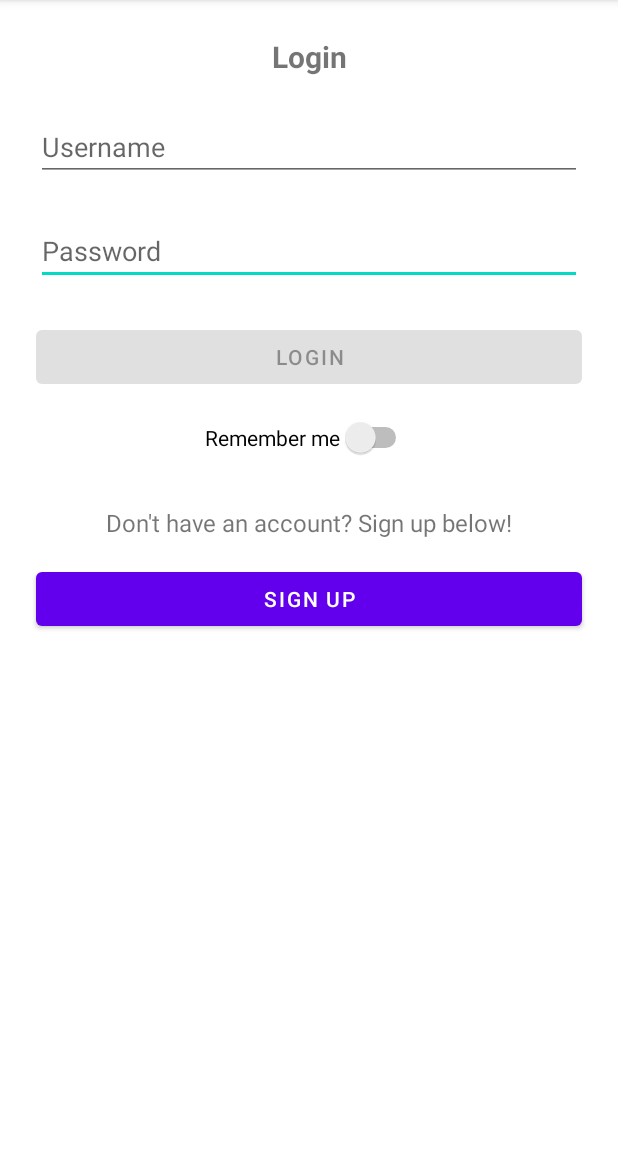
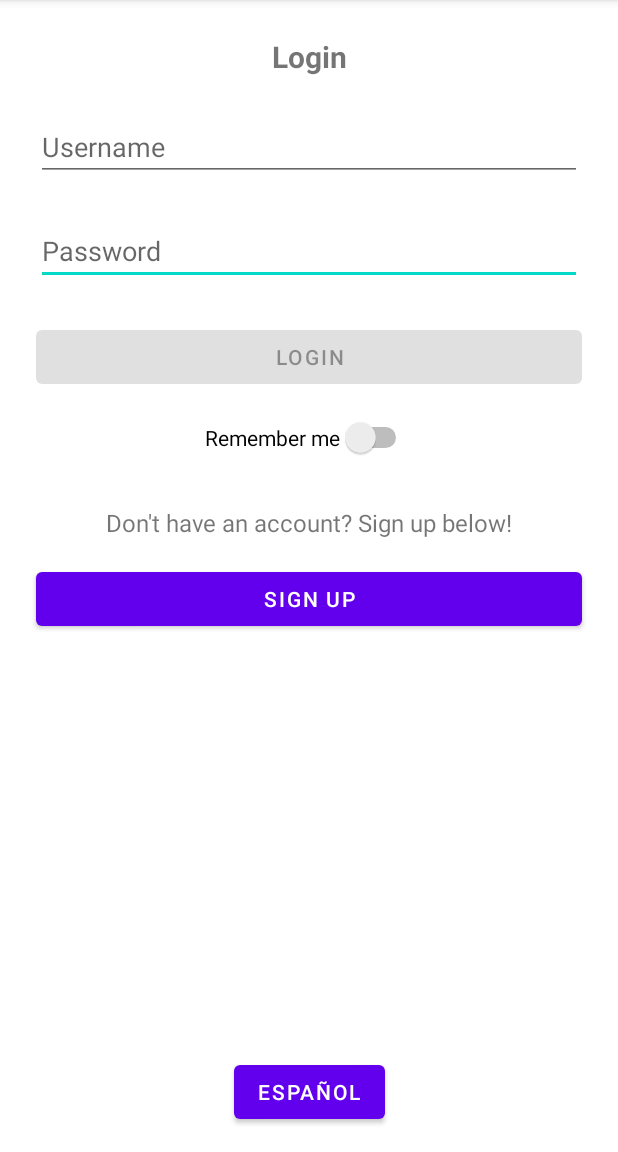
Before and after one commit to jsan712/broke-gaming, an Android app: the screen it shows after launch (MainActivity), on a phone screen of 412 x 824 dp, the part 84-1236 px from its top. Run offline under Robolectric (Android 15) with nearby library versions, the phone set to English and light mode, and no system bars; our stand-ins replace Firebase (no records; nobody signed in at launch, a user with empty details on screens opened directly).

Commit message:
Framework for supporting Spanish has been implemented

```diff
--- a/BrokeGaming/app/src/main/res/layout/activity_games.xml
+++ b/BrokeGaming/app/src/main/res/layout/activity_games.xml
@@ -296,7 +296,7 @@
                 style="@style/Widget.MaterialComponents.Chip.Entry"
                 android:layout_width="wrap_content"
                 android:layout_height="wrap_content"
-                android:text="@string/fight" />
+                android:text="@string/flight" />
 
             <com.google.android.material.chip.Chip
                 style="@style/Widget.MaterialComponents.Chip.Entry"
--- a/BrokeGaming/app/src/main/res/layout/activity_main.xml
+++ b/BrokeGaming/app/src/main/res/layout/activity_main.xml
@@ -22,7 +22,7 @@
         android:layout_width="wrap_content"
         android:layout_height="wrap_content"
         android:layout_marginTop="24dp"
-        android:text="Login"
+        android:text="@string/login"
         android:textSize="20sp"
         android:textStyle="bold"
         app:layout_constraintLeft_toLeftOf="parent"
@@ -37,7 +37,7 @@
         android:layout_marginTop="24dp"
         android:layout_marginEnd="24dp"
         android:ems="10"
-        android:hint="Password"
+        android:hint="@string/password"
         android:inputType="textPassword"
         app:layout_constraintEnd_toEndOf="parent"
         app:layout_constraintHorizontal_bias="0.552"
@@ -52,7 +52,7 @@
         android:layout_marginTop="24dp"
         android:layout_marginEnd="24dp"
         android:ems="10"
-        android:hint="Username"
+        android:hint="@string/username"
         android:inputType="textPersonName"
         app:layout_constraintEnd_toEndOf="parent"
         app:layout_constraintHorizontal_bias="0.552"
@@ -66,11 +66,12 @@
         android:layout_marginStart="24dp"
         android:layout_marginTop="24dp"
         android:layout_marginEnd="24dp"
-        android:text="Login"
+        android:text="@string/login"
         app:layout_constraintEnd_toEndOf="parent"
         app:layout_constraintHorizontal_bias="1.0"
         app:layout_constraintStart_toStartOf="parent"
-        app:layout_constraintTop_toBottomOf="@+id/password" />
+        app:layout_constraintTop_toBottomOf="@+id/password"
+        tools:ignore="DuplicateSpeakableTextCheck" />
 
     <Button
         android:id="@+id/signUp"
@@ -79,7 +80,7 @@
         android:layout_marginStart="24dp"
         android:layout_marginTop="16dp"
         android:layout_marginEnd="24dp"
-        android:text="Sign Up"
+        android:text="@string/sign_up"
         app:layout_constraintEnd_toEndOf="parent"
         app:layout_constraintHorizontal_bias="1.0"
         app:layout_constraintStart_toStartOf="parent"
@@ -90,7 +91,7 @@
         android:layout_width="wrap_content"
         android:layout_height="wrap_content"
         android:layout_marginTop="32dp"
-        android:text="Don't have an account? Sign up below!"
+        android:text="@string/don_t_have_an_account_sign_up_below"
         android:textSize="16sp"
         app:layout_constraintEnd_toEndOf="parent"
         app:layout_constraintStart_toStartOf="parent"
@@ -101,10 +102,20 @@
         android:layout_width="wrap_content"
         android:layout_height="wrap_content"
         android:layout_marginTop="16dp"
-        android:text="Remember me"
+        android:text="@string/remember_me"
         app:layout_constraintEnd_toEndOf="parent"
         app:layout_constraintHorizontal_bias="0.498"
         app:layout_constraintStart_toStartOf="parent"
         app:layout_constraintTop_toBottomOf="@+id/login" />
 
+    <Button
+        android:id="@+id/languageButton"
+        android:layout_width="wrap_content"
+        android:layout_height="wrap_content"
+        android:layout_marginBottom="16dp"
+        android:text="@string/espa_ol"
+        app:layout_constraintBottom_toBottomOf="parent"
+        app:layout_constraintEnd_toEndOf="parent"
+        app:layout_constraintStart_toStartOf="parent" />
+
 </androidx.constraintlayout.widget.ConstraintLayout>
--- a/BrokeGaming/app/src/main/res/layout/activity_sign_up.xml
+++ b/BrokeGaming/app/src/main/res/layout/activity_sign_up.xml
@@ -84,4 +84,5 @@
         app:layout_constraintEnd_toEndOf="parent"
         app:layout_constraintStart_toStartOf="parent"
         app:layout_constraintTop_toBottomOf="@+id/confirm_password" />
+
 </androidx.constraintlayout.widget.ConstraintLayout>
```
Also changed, not shown: BrokeGaming/app/src/main/res/values/strings.xml (+21 -14 lines), 1 other file.
